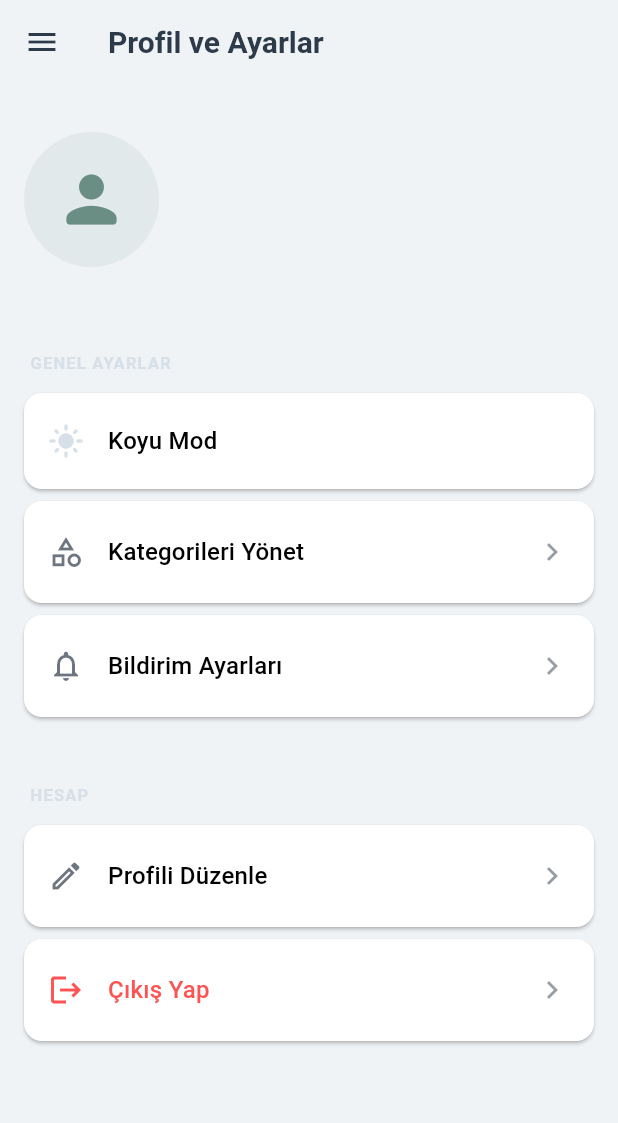
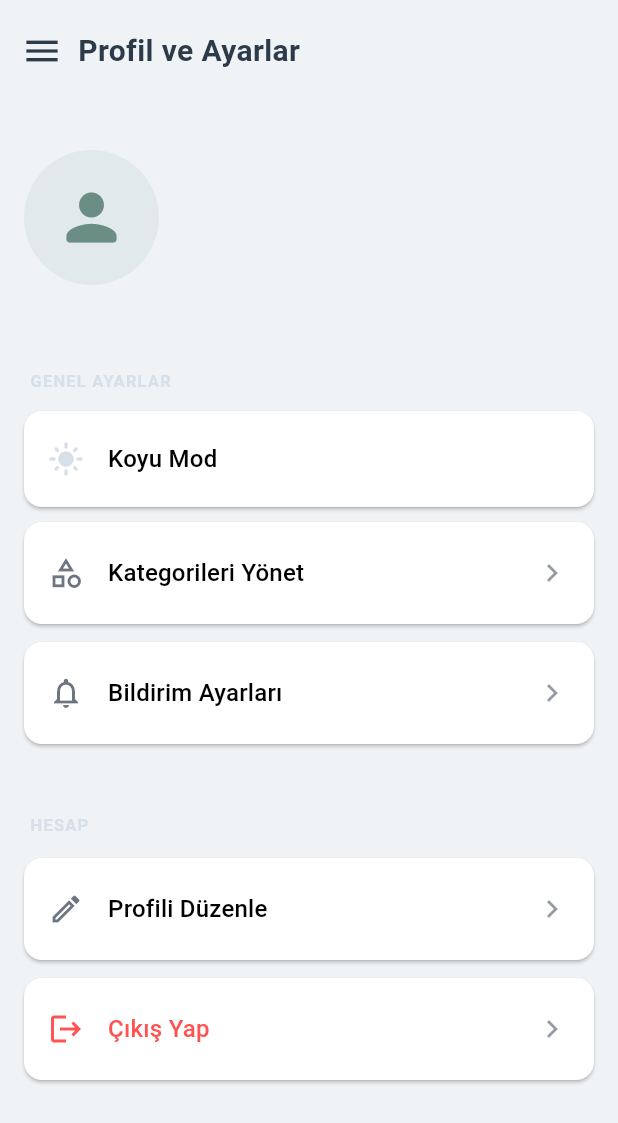
Before and after one commit to ozlem-dilek/planote, a Flutter app: the ProfilEkrani widget shown alone on an empty page, opened directly, on a phone screen of 412 x 824 dp. Shown: the top 1123 px of the screen. Run offline on Flutter 3.47's test engine with Material 3 defaults, Android fonts, the phone set to English and light mode, and no system bars; our stand-ins replace device_info_plus, fl_chart, hive, hive_flutter, image_picker, permission_handler and 1 more; accounts and stored records are empty; Roboto replaces fonts that are missing (Poppins).

Commit message:
updated drawer in profile

```diff
--- a/lib/views/screens/profile_screen.dart
+++ b/lib/views/screens/profile_screen.dart
@@ -1,4 +1,4 @@
-import 'dart:io'; // File için
+import 'dart:io';
 import 'package:flutter/material.dart';
 import 'package:provider/provider.dart';
 import '../../core/constants/app_colors.dart';
@@ -11,6 +11,39 @@ import 'edit_profile_screen.dart';
 class ProfilEkrani extends StatelessWidget {
   const ProfilEkrani({super.key});
 
+  Widget _buildProfileAppBar(BuildContext context) {
+    return Container(
+      color: Theme.of(context).appBarTheme.backgroundColor ?? AppColors.screenBackground,
+      padding: EdgeInsets.only(
+        top: MediaQuery.of(context).padding.top + 10,
+        left: 4,
+        right: 16,
+        bottom: 10,
+      ),
+      child: Row(
+        children: [
+          Builder(
+            builder: (BuildContext buttonContext) {
+              return IconButton(
+                icon: Icon(Icons.menu, color: Theme.of(context).appBarTheme.iconTheme?.color ?? AppColors.primaryText, size: 28),
+                onPressed: () {
+                  Scaffold.of(buttonContext).openDrawer();
+                },
+                tooltip: 'Menüyü Aç',
+              );
+            },
+          ),
+          Text(
+            'Profil ve Ayarlar',
+            style: Theme.of(context).appBarTheme.titleTextStyle,
+          ),
+          const Spacer(),
+        ],
+      ),
+    );
+  }
+
+
   @override
   Widget build(BuildContext context) {
     final themeProvider = Provider.of<ThemeProvider>(context);
@@ -21,29 +54,11 @@ class ProfilEkrani extends StatelessWidget {
     final String userEmail = currentUser?.email ?? "Email bilgisi yok";
     final String? profileImagePath = currentUser?.profileImagePath;
 
-    return Scaffold(
-      backgroundColor: Theme.of(context).scaffoldBackgroundColor,
-      appBar: AppBar(
-        elevation: 0.5,
-        backgroundColor: Theme.of(context).appBarTheme.backgroundColor ?? AppColors.screenBackground,
-        surfaceTintColor: Colors.transparent,
-        title: Text(
-          'Profil ve Ayarlar',
-          style: Theme.of(context).appBarTheme.titleTextStyle,
-        ),
-        leading: Builder(
-          builder: (BuildContext context) {
-            return IconButton(
-              icon: Icon(Icons.menu, color: Theme.of(context).appBarTheme.iconTheme?.color),
-              onPressed: () {
-                Scaffold.of(context).openDrawer();
-              },
-              tooltip: 'Menüyü Aç',
-            );
-          },
-        ),
-      ),
-      body: ListView(
+    return Column(
+      children: [
+        _buildProfileAppBar(context),
+        Expanded(
+          child: ListView(
             padding: const EdgeInsets.all(16.0),
             children: <Widget>[
               _buildProfileHeader(context, userName, userEmail, profileImagePath),
@@ -52,6 +67,7 @@ class ProfilEkrani extends StatelessWidget {
               Card(
                 elevation: 1,
                 margin: const EdgeInsets.symmetric(vertical: 4.0),
+                color: Theme.of(context).cardColor,
                 child: SwitchListTile(
                   title: Text("Koyu Mod", style: Theme.of(context).textTheme.titleMedium),
                   value: themeProvider.isDarkMode,
@@ -110,21 +126,32 @@ class ProfilEkrani extends StatelessWidget {
                 context: context,
                 icon: Icons.logout,
                 title: "Çıkış Yap",
-            textColor: AppColors.error,
-            iconColor: AppColors.error,
+                textColor: Theme.of(context).colorScheme.error,
+                iconColor: Theme.of(context).colorScheme.error,
                 onTap: () async {
                   await context.read<AuthProvider>().logout();
                 },
               ),
             ],
           ),
+        ),
+      ],
     );
   }
 
   Widget _buildProfileHeader(BuildContext context, String name, String email, String? imagePath) {
     Widget imageWidget;
     if (imagePath != null && imagePath.isNotEmpty) {
-      imageWidget = Image.file(File(imagePath), fit: BoxFit.cover, width: 90, height: 90);
+      final File imageFile = File(imagePath);
+      if (imageFile.existsSync()) {
+        imageWidget = Image.file(imageFile, fit: BoxFit.cover, width: 90, height: 90);
+      } else {
+        imageWidget = Icon(
+          Icons.person_rounded,
+          size: 50,
+          color: Theme.of(context).colorScheme.primary,
+        );
+      }
     } else {
       imageWidget = Icon(
         Icons.person_rounded,
@@ -169,13 +196,13 @@ class ProfilEkrani extends StatelessWidget {
   }
 
   Widget _buildSectionTitle(BuildContext context, String title) {
-    return Padding( /* ... aynı ... */
+    return Padding(
       padding: const EdgeInsets.only(top:16.0, bottom: 8.0, left: 4.0),
       child: Text(title.toUpperCase(), style: Theme.of(context).textTheme.labelSmall?.copyWith(color: Theme.of(context).colorScheme.secondary, fontWeight: FontWeight.bold, letterSpacing: 0.8)),
     );
   }
 
-  Widget _buildProfileOptionTile({ /* ... aynı ... */
+  Widget _buildProfileOptionTile({
     required BuildContext context,
     required IconData icon,
     required String title,
@@ -185,8 +212,10 @@ class ProfilEkrani extends StatelessWidget {
     Color? iconColor,
   }) {
     return Card(
-      elevation: 1,
-      margin: const EdgeInsets.symmetric(vertical: 4.0),
+      elevation: Theme.of(context).cardTheme.elevation ?? 1.0,
+      margin: Theme.of(context).cardTheme.margin ?? const EdgeInsets.symmetric(vertical: 4.0),
+      shape: Theme.of(context).cardTheme.shape,
+      color: Theme.of(context).cardTheme.color,
       child: ListTile(
         leading: Icon(icon, color: iconColor ?? Theme.of(context).iconTheme.color?.withOpacity(0.7)),
         title: Text(title, style: Theme.of(context).textTheme.titleMedium?.copyWith(color: textColor)),
```
Lines whose indentation alone changed are shown as unchanged.
